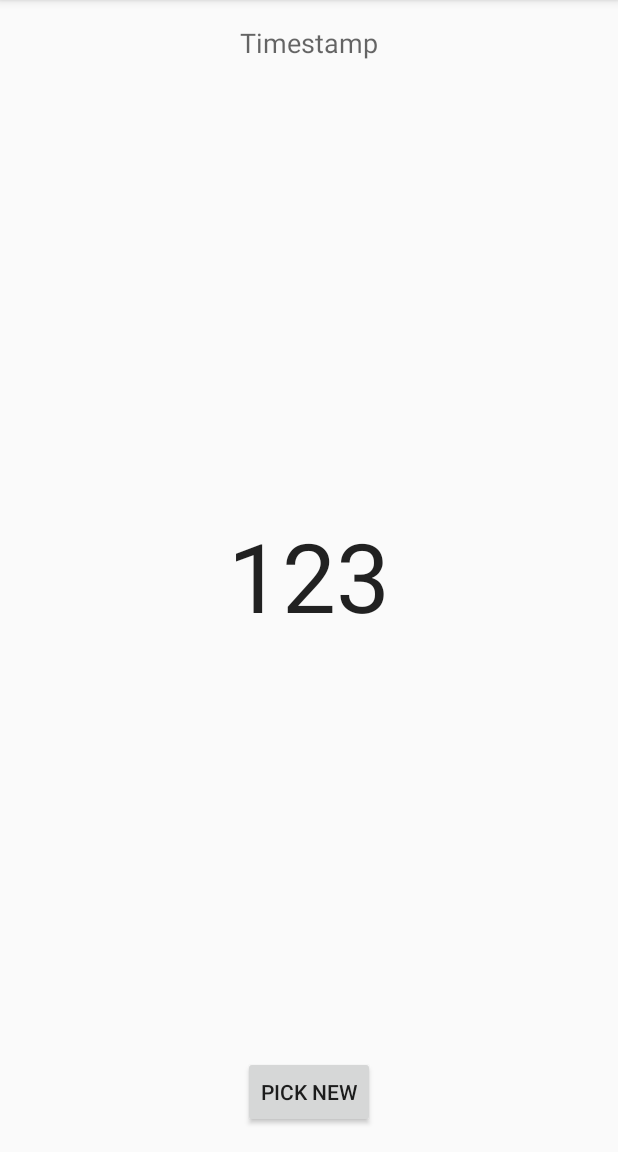
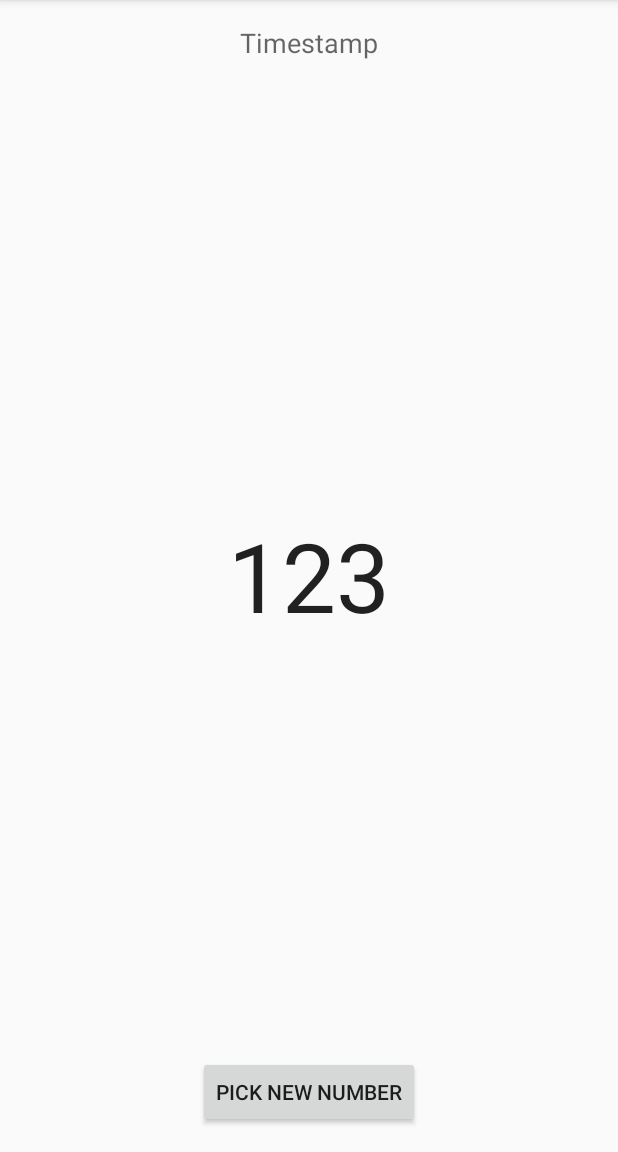
Before and after one commit to Fisiu/MagicNumber, an Android app: the screen it shows after launch (MainActivity), on a phone screen of 412 x 824 dp, the part 84-1236 px from its top. Run offline under Robolectric (Android 15) with nearby library versions, the phone set to English and light mode, and no system bars.

Commit message:
Button text.

```diff
--- a/app/src/main/res/layout/activity_main.xml
+++ b/app/src/main/res/layout/activity_main.xml
@@ -27,7 +27,7 @@
     <Button
         android:layout_width="wrap_content"
         android:layout_height="wrap_content"
-        android:text="Pick new"
+        android:text="Pick new number"
         android:id="@+id/roll"
         android:layout_alignParentBottom="true"
         android:layout_centerHorizontal="true" />
```
